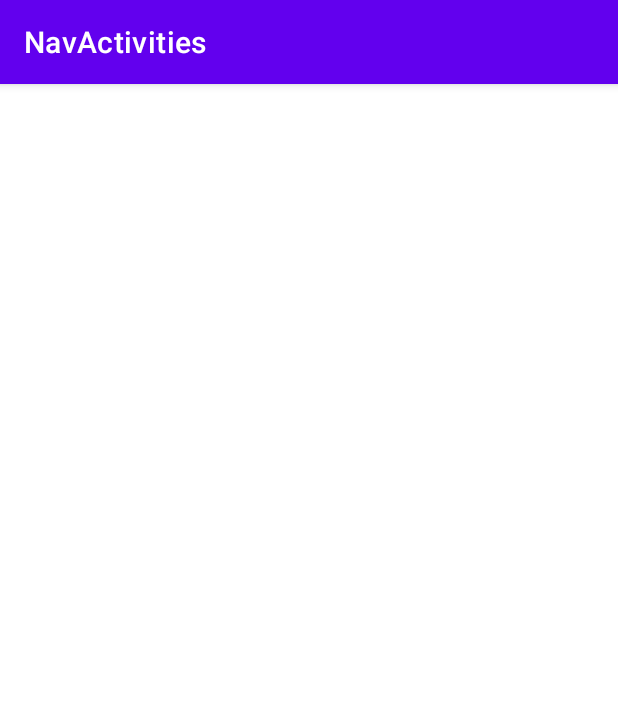
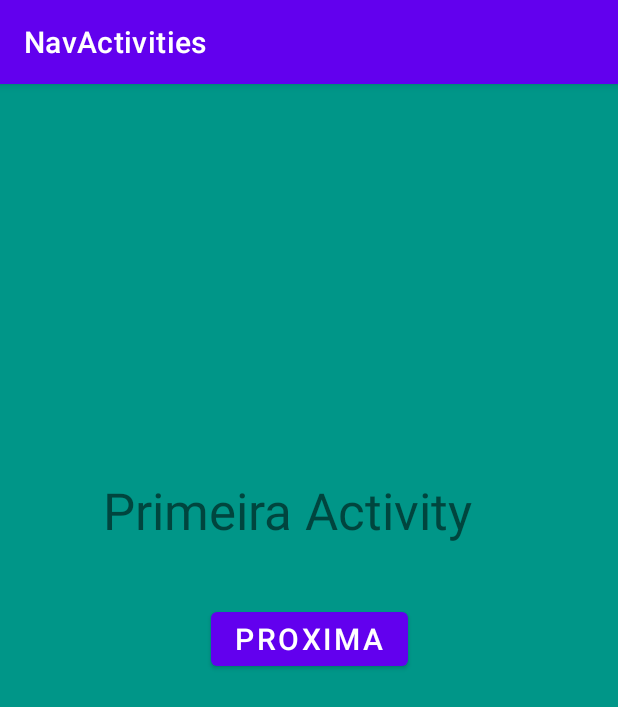
Before and after one commit to yguboy/NavActivitiesProject, an Android app: the screen it shows after launch (PrimeiraActivity), on a phone screen of 412 x 824 dp. Shown: the top 707 px of the screen. Run offline under Robolectric (Android 15) with nearby library versions, the phone set to English and light mode, and no system bars.

Commit message:
App Concluido!

```diff
--- a/app/src/main/res/layout/activity_primeira.xml
+++ b/app/src/main/res/layout/activity_primeira.xml
@@ -1,6 +1,34 @@
 <?xml version="1.0" encoding="utf-8"?>
 <androidx.constraintlayout.widget.ConstraintLayout xmlns:android="http://schemas.android.com/apk/res/android"
+    xmlns:app="http://schemas.android.com/apk/res-auto"
+    xmlns:tools="http://schemas.android.com/tools"
     android:layout_width="match_parent"
-    android:layout_height="match_parent">
+    android:layout_height="match_parent"
+    android:background="#009688">
 
+    <Button
+        android:id="@+id/button"
+        android:layout_width="wrap_content"
+        android:layout_height="wrap_content"
+        android:layout_marginBottom="366dp"
+        android:onClick="NextPagina"
+        android:text="Proxima"
+        android:textSize="20sp"
+        app:layout_constraintBottom_toBottomOf="parent"
+        app:layout_constraintEnd_toEndOf="parent"
+        app:layout_constraintStart_toStartOf="parent"
+        app:layout_constraintTop_toBottomOf="@+id/textView1" />
+
+    <TextView
+        android:id="@+id/textView1"
+        android:layout_width="275dp"
+        android:layout_height="61dp"
+        android:layout_marginTop="253dp"
+        android:layout_marginBottom="16dp"
+        android:text="Primeira Activity"
+        android:textSize="34sp"
+        app:layout_constraintBottom_toTopOf="@+id/button"
+        app:layout_constraintEnd_toEndOf="parent"
+        app:layout_constraintStart_toStartOf="parent"
+        app:layout_constraintTop_toTopOf="parent" />
 </androidx.constraintlayout.widget.ConstraintLayout>
```
Also changed, not shown: app/src/main/AndroidManifest.xml (+2 -5 lines), app/src/main/java/br/edu/up/navactivities/PrimeiraActivity.kt (+7 -0 lines), app/src/main/java/br/edu/up/navactivities/SegundaActivity.kt (+7 -0 lines), app/src/main/java/br/edu/up/navactivities/TerceiraActivity.kt (+8 -1 lines), app/src/main/res/layout/activity_segunda.xml (+30 -1 lines), app/src/main/res/layout/activity_terceira.xml (+27 -0 lines).
